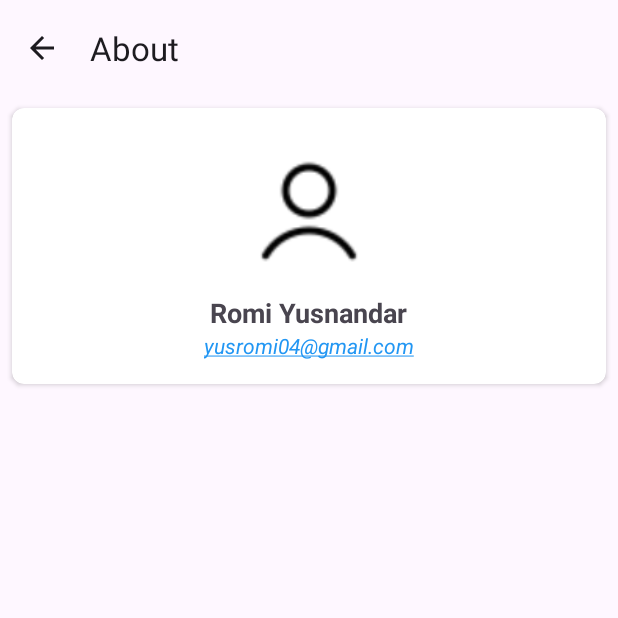
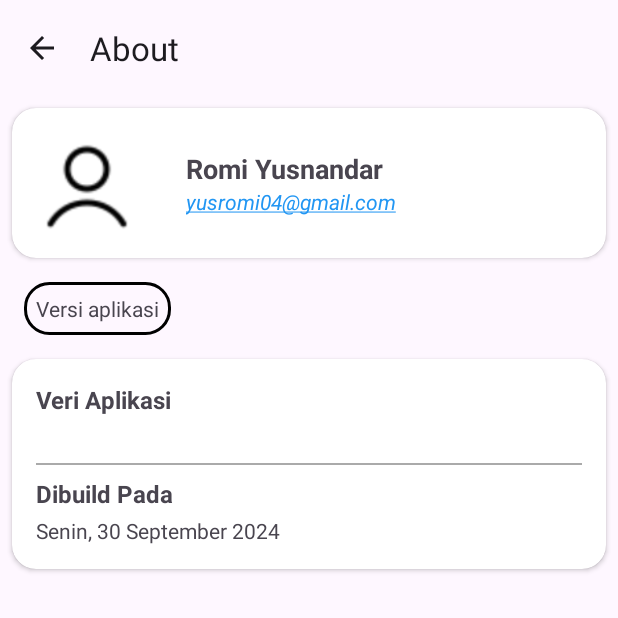
Before and after one commit to romiyusnandar/recyclerview_submission_2024, an Android app: the AboutActivity screen opened directly, with no data from a screen before it, on a phone screen of 412 x 824 dp, the top half of it. Run offline under Robolectric (Android 15) with nearby library versions, the phone set to English and light mode, and no system bars; our stand-ins replace CircleImageView; pictures from the network do not load.

Commit message:
Redesign about layout

```diff
--- a/app/build.gradle.kts
+++ b/app/build.gradle.kts
@@ -46,6 +46,7 @@ dependencies {
     implementation(libs.material)
     implementation(libs.androidx.activity)
     implementation(libs.androidx.constraintlayout)
+    implementation(libs.androidx.ui.text.android)
     testImplementation(libs.junit)
     androidTestImplementation(libs.androidx.junit)
     androidTestImplementation(libs.androidx.espresso.core)
--- a/app/src/main/java/com/ryu/programinglang/adapter/ProgramingLangAdapter.kt
+++ b/app/src/main/java/com/ryu/programinglang/adapter/ProgramingLangAdapter.kt
@@ -31,7 +31,7 @@ class ProgramingLangAdapter(private val listProgramingLang: ArrayList<Programing
                 .load(photo)
                 .placeholder(R.drawable.default_placeholder)
                 .error(R.drawable.default_placeholder)
-                .override(120, 120)
+                .override(70, 70)
                 .into(binding.imgItemPhoto)
         }
     }
--- a/app/src/main/java/com/ryu/programinglang/ui/AboutActivity.kt
+++ b/app/src/main/java/com/ryu/programinglang/ui/AboutActivity.kt
@@ -2,11 +2,11 @@ package com.ryu.programinglang.ui
 
 import android.annotation.SuppressLint
 import android.content.Intent
+import android.content.pm.PackageManager
 import android.graphics.Color
 import android.graphics.drawable.ColorDrawable
 import android.net.Uri
 import android.os.Bundle
-import android.text.Html
 import android.view.MenuItem
 import android.widget.Toast
 import androidx.appcompat.app.AppCompatActivity
@@ -14,11 +14,15 @@ import com.bumptech.glide.Glide
 import com.ryu.programinglang.R
 import com.ryu.programinglang.databinding.ActivityAboutBinding
 import com.ryu.programinglang.utility.UiUtils
+import java.time.LocalDate
+import java.util.Locale
+import java.time.format.DateTimeFormatter
 
 class AboutActivity : AppCompatActivity() {
 
     private lateinit var binding: ActivityAboutBinding
 
+    @SuppressLint("NewApi")
     override fun onCreate(savedInstanceState: Bundle?) {
         super.onCreate(savedInstanceState)
         UiUtils.setupStatusBar(this)
@@ -39,6 +43,24 @@ class AboutActivity : AppCompatActivity() {
         binding.tvEmail.setOnClickListener {
             openEmailClient(getString(R.string.email_title))
         }
+
+        val appVersion = try {
+            val packageInfo = packageManager
+                .getPackageInfo(packageName, 0)
+            packageInfo.versionName
+        } catch (e: PackageManager.NameNotFoundException) {
+            e.printStackTrace()
+            getString(R.string.release_version)
+        }
+        binding.tvAppVersion.text = appVersion
+
+        val currentDate = LocalDate.now()
+        val formatter = DateTimeFormatter.ofPattern("EEEE, dd MMMM yyyy",
+            Locale("id", "ID")
+        )
+        val formattedDate = currentDate.format(formatter)
+
+        binding.tvReleaseDate.text = formattedDate
 
     }
 
--- /dev/null
+++ b/app/src/main/res/drawable/rounded_corner.xml
@@ -0,0 +1,8 @@
+<?xml version="1.0" encoding="utf-8"?>
+<shape xmlns:android="http://schemas.android.com/apk/res/android">
+<!--    <solid android:color="@android:color/white"/>-->
+    <corners android:topLeftRadius="16dp"
+        android:topRightRadius="16dp"
+        android:bottomLeftRadius="16dp"
+        android:bottomRightRadius="16dp"/>
+</shape>
--- /dev/null
+++ b/app/src/main/res/drawable/textview_outline.xml
@@ -0,0 +1,8 @@
+<?xml version="1.0" encoding="utf-8"?>
+<!-- res/drawable/textview_outline.xml -->
+<shape xmlns:android="http://schemas.android.com/apk/res/android">
+    <solid android:color="@android:color/transparent" />
+    <stroke
+        android:width="2dp" />
+        <corners android:radius="16dp" />
+</shape>
--- a/app/src/main/res/layout/activity_about.xml
+++ b/app/src/main/res/layout/activity_about.xml
@@ -9,13 +9,84 @@
     tools:context=".ui.AboutActivity">
 
     <androidx.cardview.widget.CardView
+        android:id="@+id/card_profile"
         android:layout_width="match_parent"
         android:layout_height="wrap_content"
         android:layout_gravity="center"
         android:padding="16dp"
         android:layout_margin="8dp"
-        app:cardCornerRadius="8dp"
+        app:cardCornerRadius="16dp"
         app:layout_constraintTop_toTopOf="parent"
+        app:layout_constraintStart_toStartOf="parent"
+        app:layout_constraintEnd_toEndOf="parent">
+
+        <LinearLayout
+            android:layout_width="match_parent"
+            android:layout_height="wrap_content"
+            android:orientation="horizontal" >
+
+            <de.hdodenhof.circleimageview.CircleImageView
+                android:id="@+id/img_profile"
+                android:padding="8dp"
+                android:layout_width="100dp"
+                android:layout_height="100dp"
+                android:layout_marginEnd="16dp"
+                android:scaleType="centerCrop"
+                android:contentDescription="@string/about_title" />
+
+            <LinearLayout
+                android:layout_width="fill_parent"
+                android:layout_height="wrap_content"
+                android:layout_gravity="center_vertical"
+                android:orientation="vertical">
+                <TextView
+                    android:id="@+id/tv_name"
+                    android:layout_width="wrap_content"
+                    android:layout_height="wrap_content"
+                    android:text="@string/name_title"
+                    android:textSize="18sp"
+                    android:textStyle="bold" />
+
+                <TextView
+                    android:id="@+id/tv_email"
+                    android:layout_width="wrap_content"
+                    android:layout_height="wrap_content"
+                    android:focusable="true"
+                    android:text="@string/email_title"
+                    android:textSize="14sp"
+                    android:textColor="@color/blue"
+                    android:textColorLink="@color/blue"
+                    android:textStyle="italic"
+                    android:autoLink="email"
+                    android:clickable="true" />
+            </LinearLayout>
+        </LinearLayout>
+    </androidx.cardview.widget.CardView>
+
+    <TextView
+        android:id="@+id/app_version"
+        android:layout_width="wrap_content"
+        android:layout_height="wrap_content"
+        android:padding="8dp"
+        android:layout_marginTop="16dp"
+        android:layout_marginStart="16dp"
+        android:text="@string/app_version_title"
+        android:textSize="14sp"
+        android:background="@drawable/textview_outline"
+        app:layout_constraintTop_toBottomOf="@+id/card_profile"
+        app:layout_constraintStart_toStartOf="parent" />
+
+    <androidx.cardview.widget.CardView
+        android:id="@+id/combined_card"
+        android:layout_width="match_parent"
+        android:layout_height="wrap_content"
+        android:layout_marginStart="8dp"
+        android:layout_marginEnd="8dp"
+        android:layout_marginTop="16dp"
+        android:layout_marginBottom="16dp"
+        android:background="@drawable/rounded_corner"
+        app:cardCornerRadius="16dp"
+        app:layout_constraintTop_toBottomOf="@+id/app_version"
         app:layout_constraintStart_toStartOf="parent"
         app:layout_constraintEnd_toEndOf="parent">
 
@@ -25,37 +96,55 @@
             android:orientation="vertical"
             android:padding="16dp">
 
-            <de.hdodenhof.circleimageview.CircleImageView
-                android:id="@+id/img_profile"
-                android:layout_width="100dp"
-                android:layout_height="100dp"
-                android:layout_gravity="center"
-                android:scaleType="centerCrop"
-                android:contentDescription="@string/about_title" />
+            <LinearLayout
+                android:layout_width="match_parent"
+                android:layout_height="wrap_content"
+                android:orientation="vertical">
 
                 <TextView
-                android:id="@+id/tv_name"
                     android:layout_width="wrap_content"
                     android:layout_height="wrap_content"
-                android:layout_marginTop="8dp"
-                android:layout_gravity="center"
-                android:text="@string/name_title"
-                android:textSize="18sp"
+                    android:text="@string/release_version"
+                    android:textSize="16sp"
                     android:textStyle="bold" />
 
                 <TextView
-                android:id="@+id/tv_email"
+                    android:id="@+id/tv_app_version"
                     android:layout_width="wrap_content"
                     android:layout_height="wrap_content"
-                android:layout_gravity="center"
-                android:focusable="true"
-                android:text="@string/email_title"
                     android:textSize="14sp"
-                android:textColor="@color/blue"
-                android:textColorLink="@color/blue"
-                android:textStyle="italic"
-                android:autoLink="email"
-                android:clickable="true" />
+                    android:layout_marginTop="4dp" />
+
+            </LinearLayout>
+
+            <View
+                android:layout_width="match_parent"
+                android:layout_height="1dp"
+                android:layout_marginVertical="8dp"
+                android:background="@android:color/darker_gray" />
+
+            <LinearLayout
+                android:layout_width="match_parent"
+                android:layout_height="wrap_content"
+                android:orientation="vertical">
+
+                <TextView
+                    android:id="@+id/tv_device"
+                    android:layout_width="wrap_content"
+                    android:layout_height="wrap_content"
+                    android:text="@string/release_day"
+                    android:textSize="16sp"
+                    android:textStyle="bold" />
+
+                <TextView
+                    android:id="@+id/tv_release_date"
+                    android:layout_width="wrap_content"
+                    android:layout_height="wrap_content"
+                    android:textSize="14sp"
+                    android:layout_marginTop="4dp" />
+
+            </LinearLayout>
         </LinearLayout>
     </androidx.cardview.widget.CardView>
+
     </androidx.constraintlayout.widget.ConstraintLayout>
--- a/app/src/main/res/values/strings.xml
+++ b/app/src/main/res/values/strings.xml
@@ -9,6 +9,9 @@
     <string name="about_title">About Me</string>
     <string name="email_missing">Aplikasi email tidak ditemukan</string>
     <string name="internet_missing">Akses internet diperlukan</string>
+    <string name="app_version_title">Versi aplikasi</string>
+    <string name="release_version">Veri Aplikasi</string>
+    <string name="release_day">Dibuild Pada</string>
 
     <string-array name="data_title">
         <item>Python</item>
--- a/gradle/libs.versions.toml
+++ b/gradle/libs.versions.toml
@@ -11,6 +11,7 @@ lottie = "5.2.0"
 material = "1.12.0"
 activity = "1.9.2"
 constraintlayout = "2.1.4"
+uiTextAndroid = "1.7.2"
 
 [libraries]
 androidx-core-ktx = { group = "androidx.core", name = "core-ktx", version.ref = "coreKtx" }
@@ -23,6 +24,7 @@ lottie = { module = "com.airbnb.android:lottie", version.ref = "lottie" }
 material = { group = "com.google.android.material", name = "material", version.ref = "material" }
 androidx-activity = { group = "androidx.activity", name = "activity", version.ref = "activity" }
 androidx-constraintlayout = { group = "androidx.constraintlayout", name = "constraintlayout", version.ref = "constraintlayout" }
+androidx-ui-text-android = { group = "androidx.compose.ui", name = "ui-text-android", version.ref = "uiTextAndroid" }
 
 [plugins]
 android-application = { id = "com.android.application", version.ref = "agp" }
```
Lines whose indentation alone changed are shown as unchanged.
